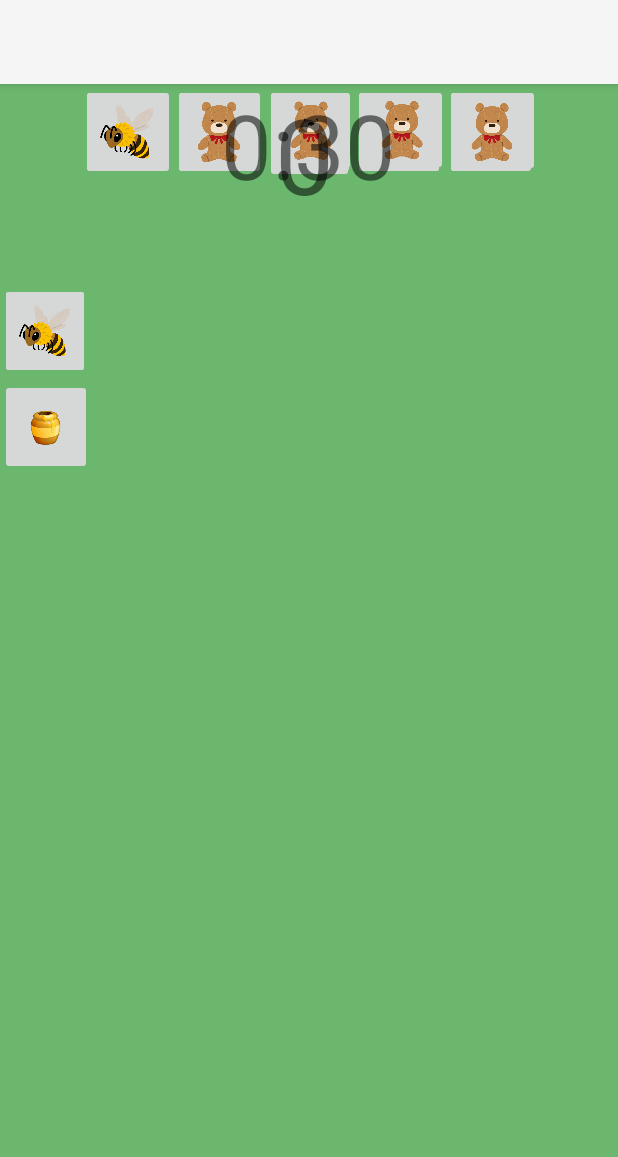
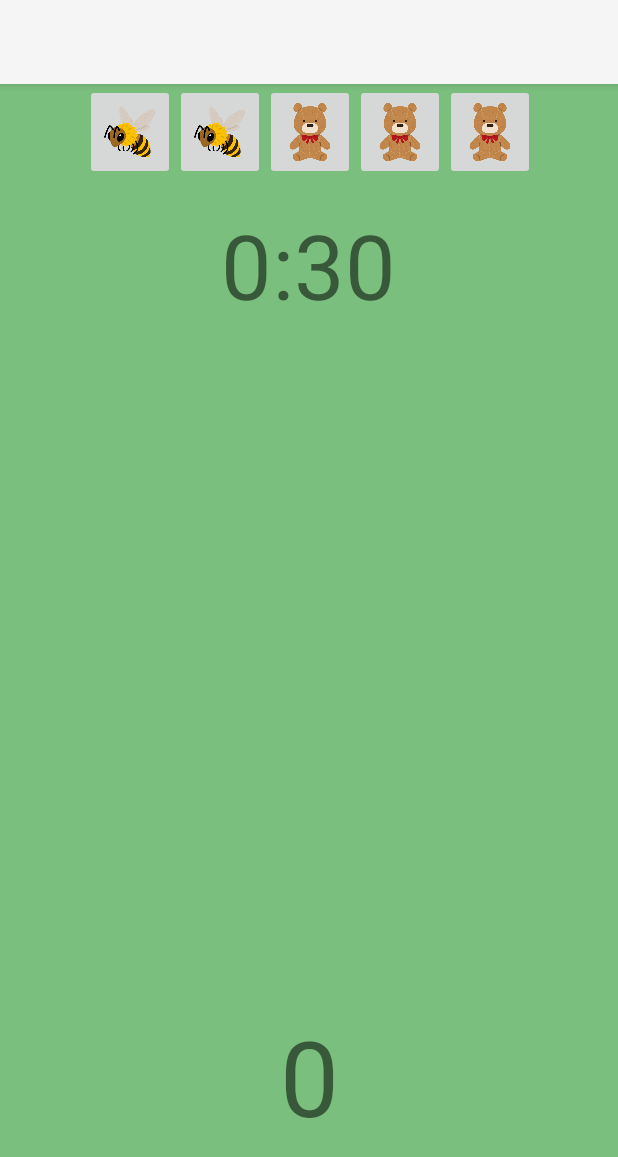
Before and after one commit to lit-android/app-jam-guppe, an Android app: the screen it shows after launch (MainActivity), on a phone screen of 412 x 824 dp. Shown: the top 1157 px of the screen. Run offline under Robolectric (Android 15) with nearby library versions, the phone set to English and light mode, and no system bars.

Commit message:
button keep

```diff
--- a/app/src/main/java/app/myoji/nickname/appjam/MainActivity.kt
+++ b/app/src/main/java/app/myoji/nickname/appjam/MainActivity.kt
@@ -45,7 +45,7 @@ class MainActivity : AppCompatActivity() {
         var honey2: ImageButton = findViewById(R.id.honey2)
 
         var bear = listOf(bear1, bear2, bear3, bear4, bear5, bear6, bear7, bear8, bear9, bear10, bear11, bear12, bear13, bear14, bear15)
-        for (num in 1..15) {
+        for (num in 0..14) {
             bear[num].setOnClickListener {
                 number += 100
                 numberTextView.text = number.toString()
@@ -53,14 +53,14 @@ class MainActivity : AppCompatActivity() {
         }
 
         var bee = listOf( bee1, bee2, bee3, bee4, bee5, bee6, bee7, bee8)
-        for (num in 1..8) {
+        for (num in 0..7) {
             bee[num].setOnClickListener {
 
             }
         }
 
         var honey = listOf( honey1, honey2)
-        for (num in 1..2) {
+        for (num in 0..1) {
             honey[num].setOnClickListener {
 
             }
--- a/app/src/main/res/layout/activity_main.xml
+++ b/app/src/main/res/layout/activity_main.xml
@@ -4,273 +4,262 @@
     xmlns:tools="http://schemas.android.com/tools"
     android:layout_width="match_parent"
     android:layout_height="match_parent"
-    android:background="#97098A0E"
+    android:background="#85098A0E"
     tools:context=".MainActivity">
+
+    <TextView
+        android:id="@+id/numberTextView"
+        android:layout_width="wrap_content"
+        android:layout_height="wrap_content"
+        android:layout_marginBottom="60dp"
+        android:text="0"
+        android:textSize="70sp"
+        app:layout_constraintBottom_toBottomOf="parent"
+        app:layout_constraintEnd_toEndOf="parent"
+        app:layout_constraintStart_toStartOf="parent" />
+
+    <ImageButton
+        android:id="@+id/honey1"
+        android:layout_width="60dp"
+        android:layout_height="64dp"
+        android:scaleType="fitCenter"
+        app:layout_constraintStart_toEndOf="@+id/honey2"
+        app:layout_constraintTop_toTopOf="@+id/honey2"
+        app:srcCompat="@drawable/honey" />
+
+    <ImageButton
+        android:id="@+id/bee2"
+        android:layout_width="60dp"
+        android:layout_height="64dp"
+        android:scaleType="fitCenter"
+        app:layout_constraintEnd_toStartOf="@+id/bear2"
+        app:layout_constraintTop_toTopOf="@+id/bear2"
+        app:srcCompat="@drawable/bee" />
+
+    <ImageButton
+        android:id="@+id/bear1"
+        android:layout_width="60dp"
+        android:layout_height="64dp"
+        android:scaleType="fitCenter"
+        app:layout_constraintStart_toEndOf="@+id/bear2"
+        app:layout_constraintTop_toTopOf="@+id/bear2"
+        app:srcCompat="@drawable/bear" />
+
+    <ImageButton
+        android:id="@+id/bear2"
+        android:layout_width="60dp"
+        android:layout_height="64dp"
+        android:scaleType="fitCenter"
+        app:layout_constraintEnd_toEndOf="parent"
+        app:layout_constraintHorizontal_bias="0.501"
+        app:layout_constraintStart_toStartOf="parent"
+        app:srcCompat="@drawable/bear"
+        tools:layout_editor_absoluteY="462dp" />
 
     <ImageButton
         android:id="@+id/bee4"
         android:layout_width="60dp"
         android:layout_height="64dp"
-        android:layout_marginEnd="1dp"
         android:scaleType="fitCenter"
-        app:layout_constraintEnd_toStartOf="@+id/bear3"
-        app:srcCompat="@drawable/bee"
-        tools:layout_editor_absoluteY="408dp" />
+        app:layout_constraintStart_toEndOf="@+id/bear4"
+        app:layout_constraintTop_toTopOf="@+id/bear4"
+        app:srcCompat="@drawable/bee" />
+
+    <ImageButton
+        android:id="@+id/bee8"
+        android:layout_width="60dp"
+        android:layout_height="64dp"
+        android:scaleType="fitCenter"
+        app:layout_constraintBottom_toTopOf="@+id/honey2"
+        app:layout_constraintEnd_toEndOf="parent"
+        app:layout_constraintStart_toStartOf="parent"
+        app:srcCompat="@drawable/bee" />
+
+    <ImageButton
+        android:id="@+id/bear4"
+        android:layout_width="60dp"
+        android:layout_height="64dp"
+        android:scaleType="fitCenter"
+        app:layout_constraintBottom_toTopOf="@+id/bear2"
+        app:layout_constraintEnd_toEndOf="parent"
+        app:layout_constraintStart_toStartOf="parent"
+        app:srcCompat="@drawable/bear" />
+
+    <ImageButton
+        android:id="@+id/bear5"
+        android:layout_width="60dp"
+        android:layout_height="64dp"
+        android:scaleType="fitCenter"
+        app:layout_constraintEnd_toStartOf="@+id/bear4"
+        app:layout_constraintTop_toTopOf="@+id/bear4"
+        app:srcCompat="@drawable/bear" />
+
+    <ImageButton
+        android:id="@+id/bear8"
+        android:layout_width="60dp"
+        android:layout_height="64dp"
+        android:scaleType="fitCenter"
+        app:layout_constraintEnd_toStartOf="@+id/honey2"
+        app:layout_constraintTop_toTopOf="@+id/honey2"
+        app:srcCompat="@drawable/bear" />
+
+    <ImageButton
+        android:id="@+id/honey2"
+        android:layout_width="60dp"
+        android:layout_height="64dp"
+        android:scaleType="fitCenter"
+        app:layout_constraintBottom_toTopOf="@+id/bee5"
+        app:layout_constraintEnd_toEndOf="parent"
+        app:layout_constraintStart_toStartOf="parent"
+        app:srcCompat="@drawable/honey" />
 
     <ImageButton
         android:id="@+id/bee5"
         android:layout_width="60dp"
         android:layout_height="64dp"
         android:scaleType="fitCenter"
-        app:layout_constraintStart_toEndOf="@+id/bear8"
-        app:srcCompat="@drawable/bee"
-        tools:layout_editor_absoluteY="344dp" />
-
-    <ImageButton
-        android:id="@+id/bear4"
-        android:layout_width="59dp"
-        android:layout_height="66dp"
-        android:layout_marginStart="1dp"
-        android:scaleType="fitCenter"
-        app:layout_constraintStart_toEndOf="@+id/bear5"
-        app:srcCompat="@drawable/bear"
-        tools:layout_editor_absoluteY="407dp" />
+        app:layout_constraintBottom_toTopOf="@+id/bear4"
+        app:layout_constraintEnd_toEndOf="parent"
+        app:layout_constraintStart_toStartOf="parent"
+        app:srcCompat="@drawable/bee" />
 
     <ImageButton
         android:id="@+id/bee6"
-        android:layout_width="61dp"
+        android:layout_width="60dp"
         android:layout_height="64dp"
-        android:layout_marginStart="55dp"
         android:scaleType="fitCenter"
-        app:layout_constraintStart_toStartOf="parent"
-        app:srcCompat="@drawable/bee"
-        tools:layout_editor_absoluteY="344dp" />
+        app:layout_constraintEnd_toStartOf="@+id/bear10"
+        app:layout_constraintTop_toTopOf="@+id/bear10"
+        app:srcCompat="@drawable/bee" />
 
     <ImageButton
         android:id="@+id/bear11"
         android:layout_width="60dp"
         android:layout_height="64dp"
-        android:layout_marginStart="55dp"
         android:scaleType="fitCenter"
-        app:layout_constraintStart_toStartOf="parent"
-        app:srcCompat="@drawable/bear"
-        tools:layout_editor_absoluteY="280dp" />
-
-    <ImageButton
-        android:id="@+id/bee2"
-        android:layout_width="61dp"
-        android:layout_height="64dp"
-        android:scaleType="fitCenter"
-        app:layout_constraintStart_toEndOf="@+id/bee3"
-        app:srcCompat="@drawable/bee"
-        tools:layout_editor_absoluteY="472dp" />
+        app:layout_constraintEnd_toStartOf="@+id/bear8"
+        app:layout_constraintTop_toTopOf="@+id/bear8"
+        app:srcCompat="@drawable/bear" />
 
     <ImageButton
         android:id="@+id/bear12"
         android:layout_width="60dp"
         android:layout_height="64dp"
-        android:layout_marginEnd="55dp"
         android:scaleType="fitCenter"
-        app:layout_constraintEnd_toEndOf="parent"
-        app:srcCompat="@drawable/bear"
-        tools:layout_editor_absoluteY="216dp" />
+        app:layout_constraintStart_toEndOf="@+id/bear13"
+        app:layout_constraintTop_toTopOf="@+id/bear13"
+        app:srcCompat="@drawable/bear" />
 
     <ImageButton
         android:id="@+id/bear15"
         android:layout_width="60dp"
         android:layout_height="64dp"
-        android:layout_marginStart="55dp"
         android:scaleType="fitCenter"
-        app:layout_constraintStart_toStartOf="parent"
-        app:srcCompat="@drawable/bear"
-        tools:layout_editor_absoluteY="216dp" />
-
-    <ImageButton
-        android:id="@+id/honey1"
-        android:layout_width="61dp"
-        android:layout_height="64dp"
-        android:scaleType="fitCenter"
-        app:layout_constraintEnd_toStartOf="@+id/bear7"
-        app:srcCompat="@drawable/honey"
-        tools:layout_editor_absoluteY="344dp" />
-
-    <ImageButton
-        android:id="@+id/bear8"
-        android:layout_width="60dp"
-        android:layout_height="64dp"
-        android:scaleType="fitCenter"
-        app:layout_constraintStart_toEndOf="@+id/bee6"
-        app:srcCompat="@drawable/bear"
-        tools:layout_editor_absoluteY="344dp" />
-
-    <ImageButton
-        android:id="@+id/bear2"
-        android:layout_width="60dp"
-        android:layout_height="62dp"
-        android:scaleType="fitCenter"
-        app:layout_constraintStart_toEndOf="@+id/bee2"
-        app:srcCompat="@drawable/bear"
-        tools:layout_editor_absoluteY="472dp" />
+        app:layout_constraintEnd_toStartOf="@+id/bear14"
+        app:layout_constraintTop_toTopOf="@+id/bear14"
+        app:srcCompat="@drawable/bear" />
 
     <ImageButton
         android:id="@+id/bear7"
         android:layout_width="60dp"
         android:layout_height="64dp"
-        android:layout_marginEnd="55dp"
         android:scaleType="fitCenter"
-        app:layout_constraintEnd_toEndOf="parent"
-        app:srcCompat="@drawable/bear"
-        tools:layout_editor_absoluteY="344dp" />
+        app:layout_constraintStart_toEndOf="@+id/bee7"
+        app:layout_constraintTop_toTopOf="@+id/bee7"
+        app:srcCompat="@drawable/bear" />
 
     <ImageButton
         android:id="@+id/bee7"
-        android:layout_width="61dp"
+        android:layout_width="60dp"
         android:layout_height="64dp"
         android:scaleType="fitCenter"
-        app:layout_constraintEnd_toStartOf="@+id/bear9"
-        app:srcCompat="@drawable/bee"
-        tools:layout_editor_absoluteY="280dp" />
+        app:layout_constraintStart_toEndOf="@+id/bee5"
+        app:layout_constraintTop_toBottomOf="@+id/honey2"
+        app:srcCompat="@drawable/bee" />
 
     <ImageButton
         android:id="@+id/bear13"
         android:layout_width="60dp"
         android:layout_height="64dp"
-        android:layout_marginTop="52dp"
         android:scaleType="fitCenter"
-        app:layout_constraintTop_toBottomOf="@+id/timerText"
-        app:srcCompat="@drawable/bear"
-        tools:layout_editor_absoluteX="236dp" />
-
-    <ImageButton
-        android:id="@+id/bear5"
-        android:layout_width="60dp"
-        android:layout_height="64dp"
-        android:layout_marginStart="1dp"
-        android:scaleType="fitCenter"
-        app:layout_constraintStart_toEndOf="@+id/bear6"
-        app:srcCompat="@drawable/bear"
-        tools:layout_editor_absoluteY="408dp" />
+        app:layout_constraintStart_toEndOf="@+id/bee8"
+        app:layout_constraintTop_toTopOf="@+id/bee8"
+        app:srcCompat="@drawable/bear" />
 
     <ImageButton
         android:id="@+id/bee1"
-        android:layout_width="61dp"
-        android:layout_height="62dp"
-        android:layout_marginEnd="52dp"
-        android:scaleType="fitCenter"
-        app:layout_constraintEnd_toEndOf="parent"
-        app:srcCompat="@drawable/bee"
-        tools:layout_editor_absoluteY="473dp" />
-
-    <ImageButton
-        android:id="@+id/honey2"
-        android:layout_width="61dp"
+        android:layout_width="60dp"
         android:layout_height="64dp"
         android:scaleType="fitCenter"
-        app:layout_constraintTop_toBottomOf="@+id/bee8"
-        app:srcCompat="@drawable/honey"
-        tools:layout_editor_absoluteX="175dp" />
-
-    <ImageButton
-        android:id="@+id/bear1"
-        android:layout_width="61dp"
-        android:layout_height="61dp"
-        android:scaleType="fitCenter"
-        app:layout_constraintStart_toEndOf="@+id/bear2"
-        app:srcCompat="@drawable/bear"
-        tools:layout_editor_absoluteY="473dp" />
+        app:layout_constraintStart_toEndOf="@+id/bee4"
+        app:layout_constraintTop_toTopOf="@+id/bee4"
+        app:srcCompat="@drawable/bee" />
 
     <ImageButton
         android:id="@+id/bear14"
         android:layout_width="60dp"
         android:layout_height="64dp"
-        android:layout_marginTop="52dp"
         android:scaleType="fitCenter"
-        app:layout_constraintTop_toBottomOf="@+id/timerText"
-        app:srcCompat="@drawable/bear"
-        tools:layout_editor_absoluteX="115dp" />
+        app:layout_constraintEnd_toStartOf="@+id/bee8"
+        app:layout_constraintTop_toTopOf="@+id/bee8"
+        app:srcCompat="@drawable/bear" />
 
     <ImageButton
         android:id="@+id/bear6"
         android:layout_width="60dp"
         android:layout_height="64dp"
-        android:layout_marginStart="54dp"
         android:scaleType="fitCenter"
-        app:layout_constraintStart_toStartOf="parent"
-        app:srcCompat="@drawable/bear"
-        tools:layout_editor_absoluteY="408dp" />
+        app:layout_constraintEnd_toStartOf="@+id/bear5"
+        app:layout_constraintTop_toTopOf="@+id/bear5"
+        app:srcCompat="@drawable/bear" />
 
     <ImageButton
         android:id="@+id/bee3"
-        android:layout_width="62dp"
+        android:layout_width="60dp"
         android:layout_height="64dp"
-        android:layout_marginStart="54dp"
         android:scaleType="fitCenter"
-        app:layout_constraintStart_toStartOf="parent"
-        app:srcCompat="@drawable/bee"
-        tools:layout_editor_absoluteY="472dp" />
+        app:layout_constraintEnd_toStartOf="@+id/bee2"
+        app:layout_constraintTop_toTopOf="@+id/bee2"
+        app:srcCompat="@drawable/bee" />
 
     <ImageButton
         android:id="@+id/bear9"
         android:layout_width="60dp"
         android:layout_height="64dp"
-        android:layout_marginEnd="55dp"
         android:scaleType="fitCenter"
-        app:layout_constraintEnd_toEndOf="parent"
-        app:srcCompat="@drawable/bear"
-        tools:layout_editor_absoluteY="280dp" />
-
-    <ImageButton
-        android:id="@+id/bee8"
-        android:layout_width="60dp"
-        android:layout_height="64dp"
-        android:layout_marginTop="52dp"
-        android:scaleType="fitCenter"
-        app:layout_constraintTop_toBottomOf="@+id/timerText"
-        app:srcCompat="@drawable/bee"
-        tools:layout_editor_absoluteX="176dp" />
+        app:layout_constraintStart_toEndOf="@+id/honey1"
+        app:layout_constraintTop_toTopOf="@+id/honey1"
+        app:srcCompat="@drawable/bear" />
 
     <ImageButton
         android:id="@+id/bear10"
-        android:layout_width="61dp"
+        android:layout_width="60dp"
         android:layout_height="64dp"
         android:scaleType="fitCenter"
-        app:layout_constraintStart_toEndOf="@+id/bear11"
-        app:srcCompat="@drawable/bear"
-        tools:layout_editor_absoluteY="280dp" />
+        app:layout_constraintEnd_toStartOf="@+id/bee5"
+        app:layout_constraintTop_toTopOf="@+id/bee5"
+        app:srcCompat="@drawable/bear" />
 
     <ImageButton
         android:id="@+id/bear3"
         android:layout_width="60dp"
         android:layout_height="64dp"
-        android:layout_marginEnd="54dp"
         android:scaleType="fitCenter"
-        app:layout_constraintEnd_toEndOf="parent"
-        app:srcCompat="@drawable/bear"
-        tools:layout_editor_absoluteY="408dp" />
-
-    <TextView
-        android:id="@+id/numberTextView"
-        android:layout_width="wrap_content"
-        android:layout_height="wrap_content"
-        android:layout_marginStart="183dp"
-        android:layout_marginEnd="189dp"
-        android:text="0"
-        android:textSize="70sp"
-        app:layout_constraintEnd_toEndOf="parent"
-        app:layout_constraintStart_toStartOf="parent"
-        tools:layout_editor_absoluteY="586dp" />
+        app:layout_constraintStart_toEndOf="@+id/bear1"
+        app:layout_constraintTop_toTopOf="@+id/bear1"
+        app:srcCompat="@drawable/bear" />
 
     <TextView
         android:id="@+id/timerText"
         android:layout_width="wrap_content"
         android:layout_height="wrap_content"
-        android:layout_marginStart="147dp"
-        android:layout_marginEnd="148dp"
+        android:layout_marginTop="80dp"
         android:text="0:30"
         android:textSize="60sp"
         app:layout_constraintEnd_toEndOf="parent"
+        app:layout_constraintHorizontal_bias="0.498"
         app:layout_constraintStart_toStartOf="parent"
-        tools:layout_editor_absoluteY="84dp" />
+        app:layout_constraintTop_toTopOf="parent" />
 
     <androidx.constraintlayout.helper.widget.Flow
         android:id="@+id/flow"
```
